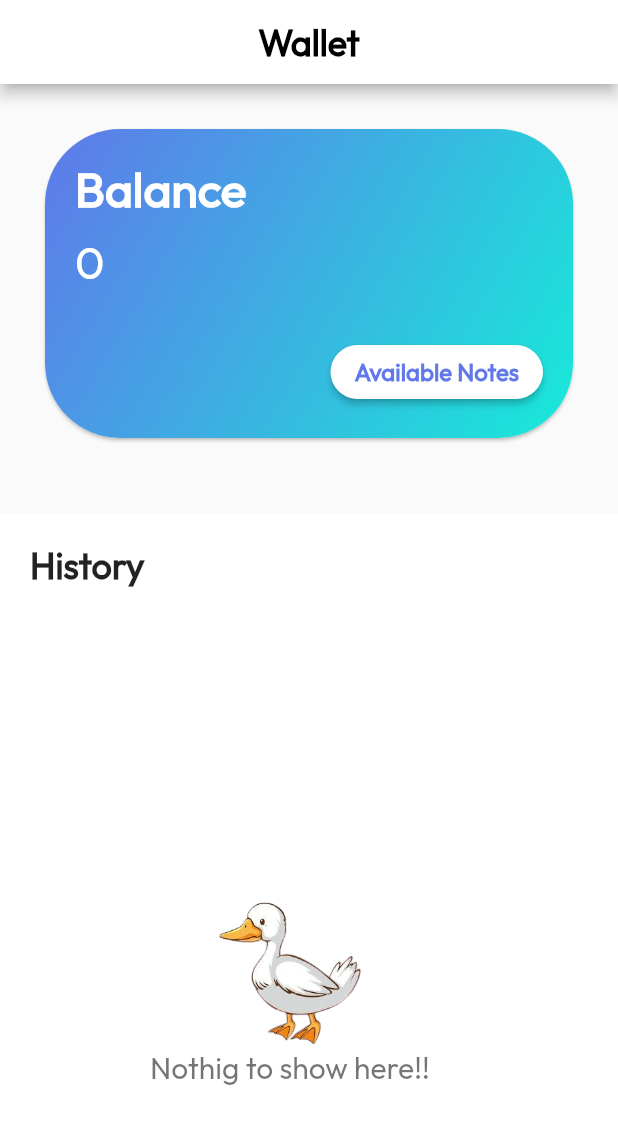
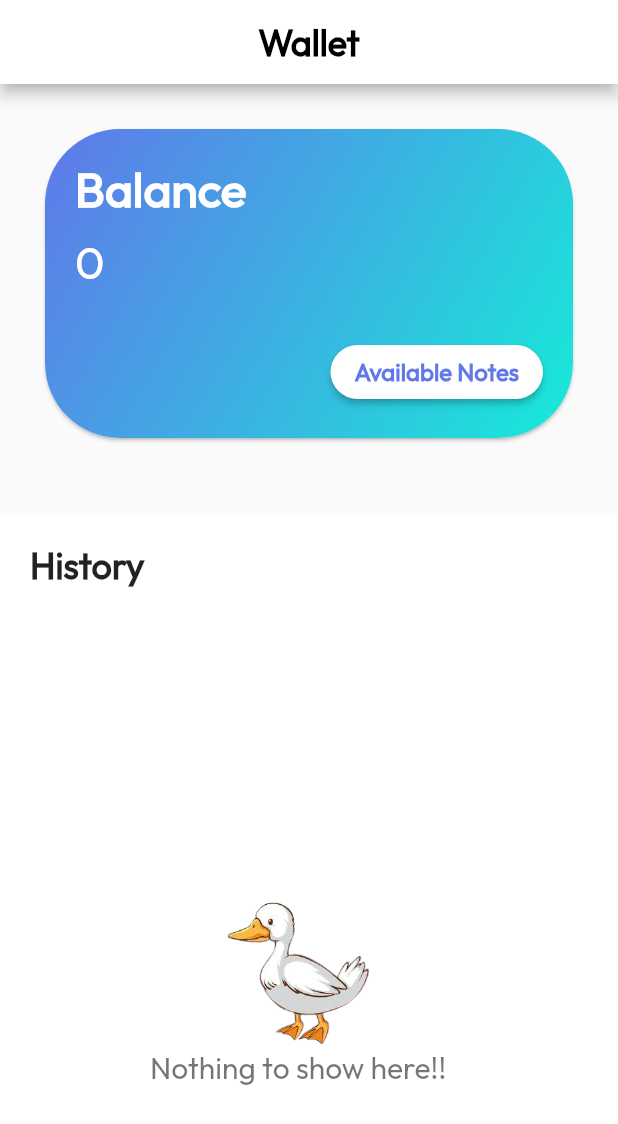
Before and after one commit to Yash114Bansal/Rupify, a Flutter app: the WalletScreen screen opened directly with empty values, on a phone screen of 412 x 824 dp. Shown: the top 1124 px of the screen. Run offline on Flutter 3.47's test engine with Material 2 defaults, Android fonts, the phone set to English and light mode, and no system bars; our stand-ins replace awesome_dialog, image_picker, internet_connection_checker, qr_flutter; missing offline and left inert: flutter_vibrate, qr_code_scanner.

Commit message:
fix minute spelling mistake

```diff
--- a/FrontEnd/rupify/lib/Pages/Home/Wallet/wallet.dart
+++ b/FrontEnd/rupify/lib/Pages/Home/Wallet/wallet.dart
@@ -225,7 +225,7 @@ class _WalletScreenState extends State<WalletScreen> {
                             ),
                           ),
                           const Text(
-                            'Nothig to show here!!',
+                            'Nothing to show here!!',
                             style: TextStyle(
                               fontSize: 20,
                               color: Colors.black54,
```
